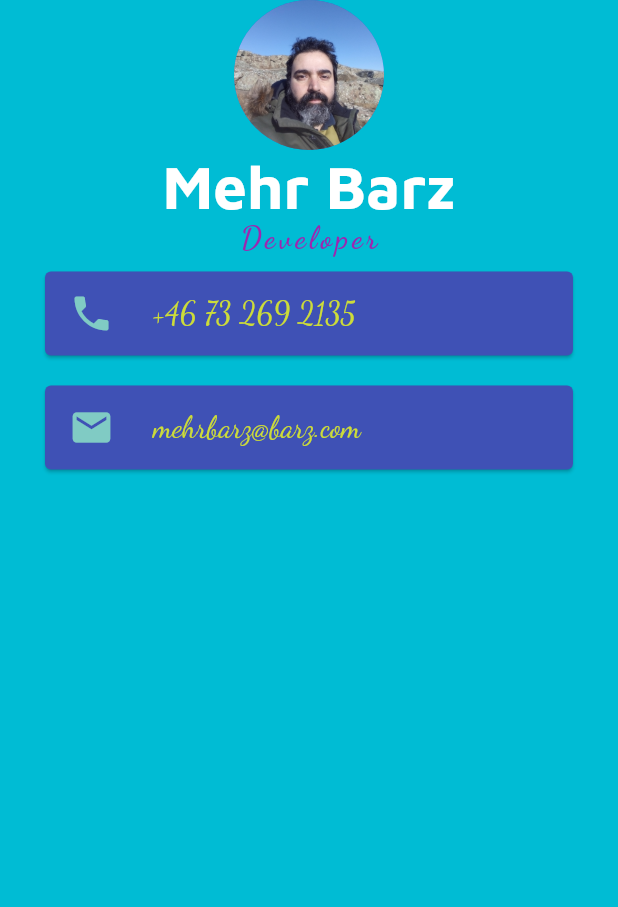
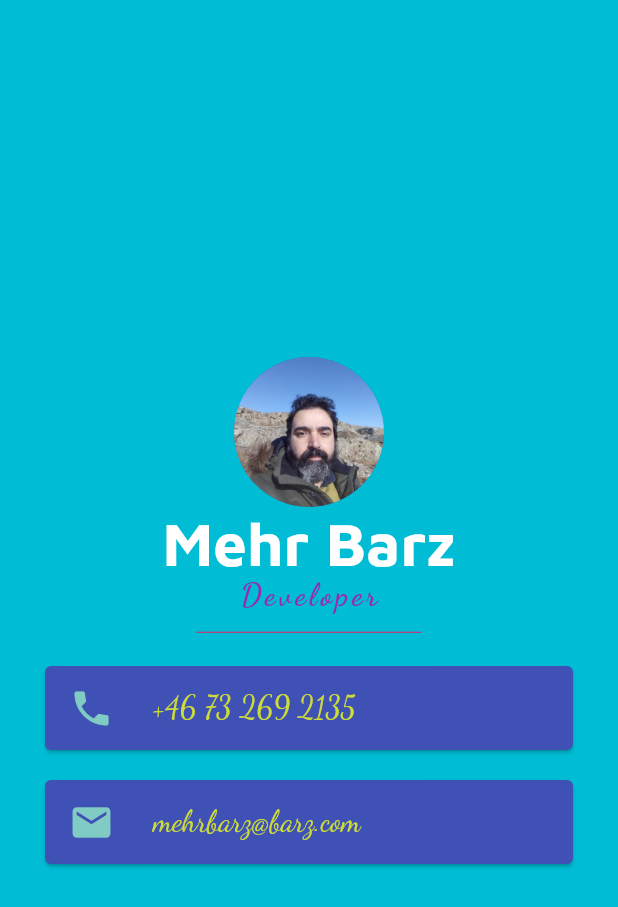
Before and after one commit to mehrbarz/flutter01, a Flutter app: the screen it shows after launch, on a phone screen of 412 x 824 dp. Shown: the top 907 px of the screen. Run offline on Flutter 3.47's test engine with Material 2 defaults, Android fonts, the light colour scheme and no system bars.

Commit message:
mainAxisAlignment - SizedBox - Divider

```diff
--- a/business_card01/lib/main.dart
+++ b/business_card01/lib/main.dart
@@ -14,6 +14,7 @@ class MyApp extends StatelessWidget {
         backgroundColor: Colors.cyan,
         body: SafeArea(
             child: Column(
+              mainAxisAlignment: MainAxisAlignment.center,
           children: [
             CircleAvatar(
               radius: 50,
@@ -37,8 +38,13 @@ class MyApp extends StatelessWidget {
                 letterSpacing: 2.6,
               ),
             ),
+            SizedBox( height: 25,
+              width: 150,
+              child: Divider(
+                color: Colors.pink,
+              ),
+            ),
             Card(
-
                 color: Colors.indigo,
                 margin: EdgeInsets.symmetric(vertical: 10, horizontal: 30),
                 child: ListTile(
@@ -55,10 +61,8 @@ class MyApp extends StatelessWidget {
                       fontSize: 20,
                     ),
                   ),
-              )
-            ),
+                )),
             Card(
-
                 color: Colors.indigo,
                 margin: EdgeInsets.symmetric(vertical: 10, horizontal: 30),
                 child: ListTile(
@@ -75,8 +79,7 @@ class MyApp extends StatelessWidget {
                       fontSize: 20,
                     ),
                   ),
-              )
-            )
+                ))
           ],
         )),
       ),
```
Lines whose indentation alone changed are shown as unchanged.
